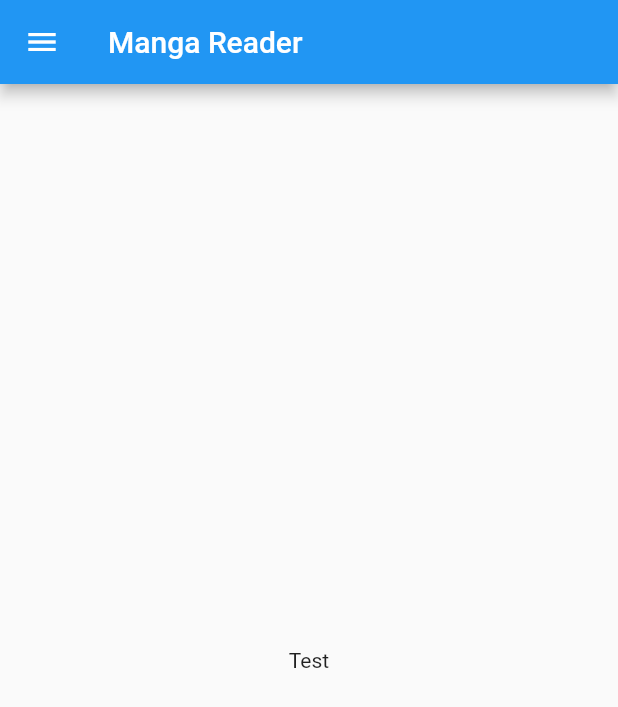
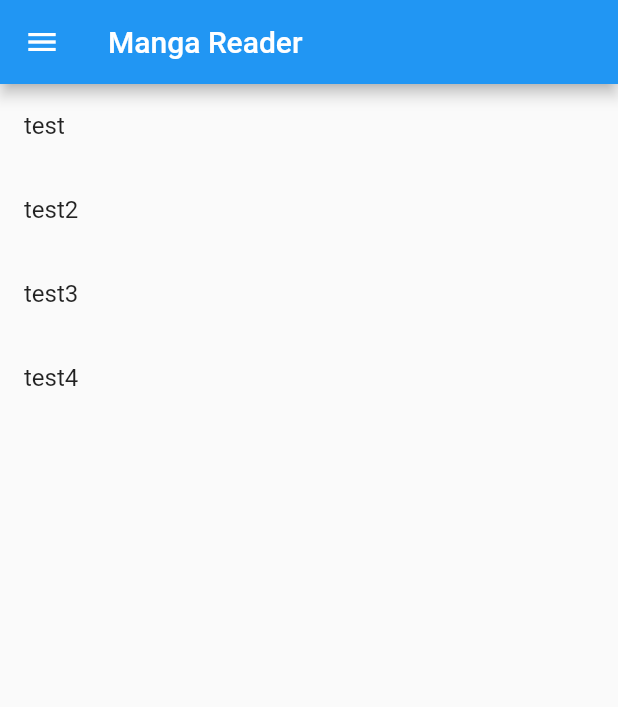
Before and after one commit to Luxariox/manga_reader, a Flutter app: the screen it shows after launch, on a phone screen of 412 x 824 dp. Shown: the top 707 px of the screen. Run offline on Flutter 3.47's test engine with Material 2 defaults, Android fonts, the phone set to English and light mode, and no system bars.

Commit message:
[ADD] - HomeList

```diff
--- /dev/null
+++ b/lib/home_list.dart
@@ -0,0 +1,33 @@
+import 'package:flutter/material.dart';
+
+class HomeList extends StatelessWidget {
+  @override
+  Widget build(BuildContext context) {
+    return FutureBuilder(
+      future: Future(() {}),
+      builder: (context, snapshot) {
+        var tmp = ['test', 'test2', 'test3', 'test4'];
+
+        switch (snapshot.connectionState) {
+          case ConnectionState.done:
+            {
+              return ListView.builder(
+                  itemCount: tmp.length,
+                  itemBuilder: (context, i) {
+                    return ListTile(
+                      title: Text(tmp[i]),
+                    );
+                  },
+              );
+            }
+          default:
+            {
+              return Center(
+                child: CircularProgressIndicator(),
+              );
+            }
+        }
+      },
+    );
+  }
+}
--- a/lib/main.dart
+++ b/lib/main.dart
@@ -1,4 +1,5 @@
 import 'package:flutter/material.dart';
+import 'package:manga_reader/home_list.dart';
 
 void main() {
   runApp(MyApp());
@@ -38,9 +39,7 @@ class HomePage extends StatelessWidget {
         title: Text('Manga Reader'),
       ),
       drawer: Drawer(),
-      body: Center(
-        child: Text('Test'),
-      ),
+      body: HomeList(),
     );
   }
 }
```
